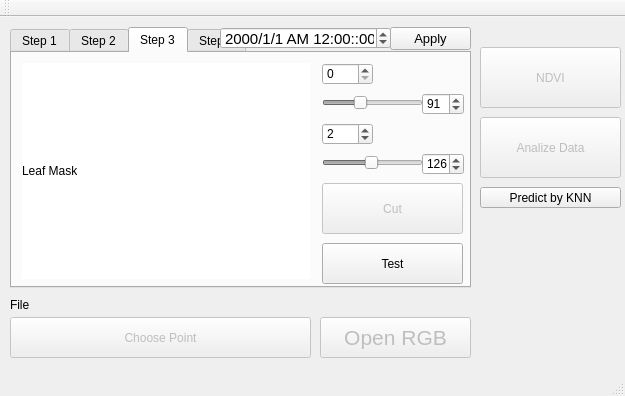
Chia-ChunHsu/NewCapture, file mainwindow.ui: the form before one commit.
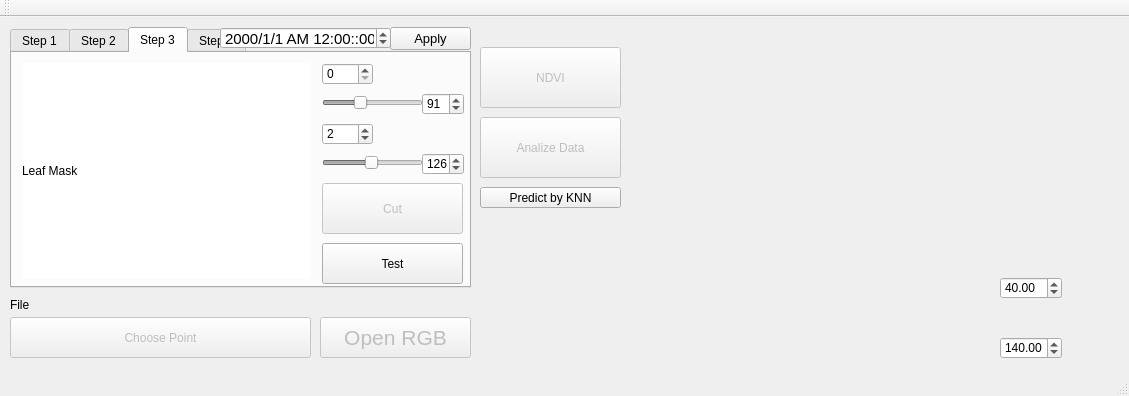
The form after the commit.

What changed in the file:
```diff
--- a/mainwindow.ui
+++ b/mainwindow.ui
@@ -6,7 +6,7 @@
    <rect>
     <x>0</x>
     <y>0</y>
-    <width>625</width>
+    <width>1129</width>
     <height>396</height>
    </rect>
   </property>
```
Left out of the diff: 4 changed lines with no effect on the pictures.
